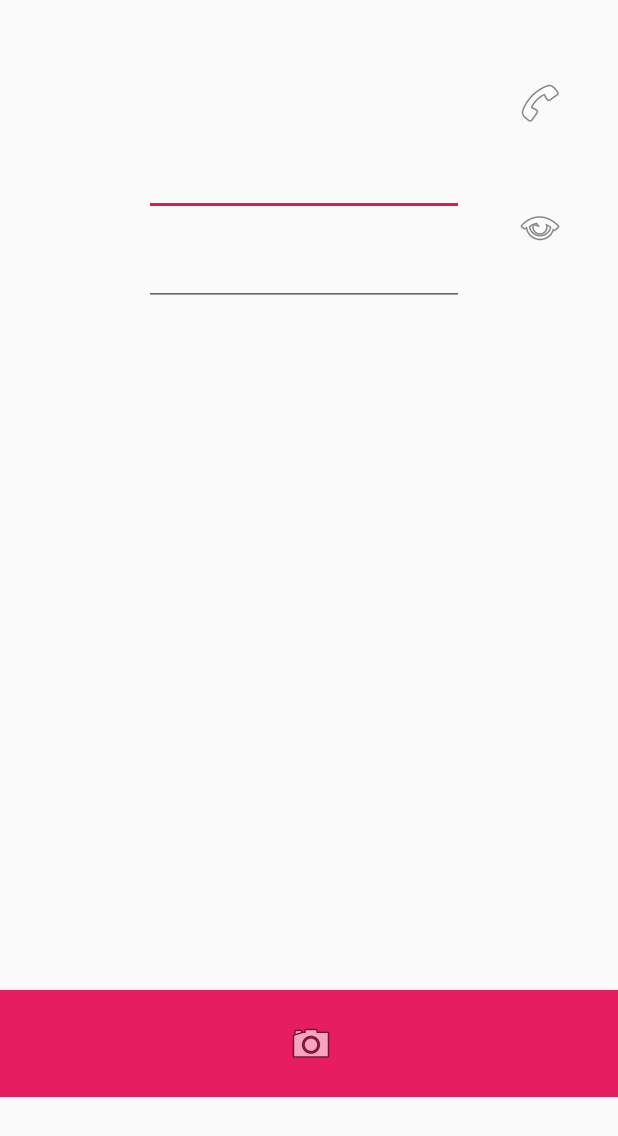
After one commit to asbentos/AndroidCourse, an Android app: the ThirdActivity screen opened directly, with no data from a screen before it, on a phone screen of 412 x 824 dp. The commit adds this screen. Shown: the top 1136 px of the screen. Run offline under Robolectric (Android 15) with nearby library versions, the phone set to English and light mode, and no system bars.

Commit message:
Fin video 29 del curso

```diff
--- a/MyApplication/app/src/main/AndroidManifest.xml
+++ b/MyApplication/app/src/main/AndroidManifest.xml
@@ -1,6 +1,7 @@
 <?xml version="1.0" encoding="utf-8"?>
 <manifest xmlns:android="http://schemas.android.com/apk/res/android"
     package="com.example.myapplication">
+    <uses-permission android:name="android.permission.CALL_PHONE" />
 
     <application
         android:allowBackup="true"
@@ -9,7 +10,10 @@
         android:roundIcon="@mipmap/ic_launcher_round"
         android:supportsRtl="true"
         android:theme="@style/AppTheme">
-        <activity android:name=".SecondActivity"></activity>
+        <activity
+            android:name=".ThirdActivity"
+            android:label="@string/title_activity_main2"></activity>
+        <activity android:name=".SecondActivity" />
         <activity android:name=".MainActivity">
             <intent-filter>
                 <action android:name="android.intent.action.MAIN" />
--- /dev/null
+++ b/MyApplication/app/src/main/java/com/example/myapplication/ThirdActivity.java
@@ -0,0 +1,131 @@
+package com.example.myapplication;
+
+import android.Manifest;
+import android.content.Intent;
+import android.content.pm.PackageManager;
+import android.net.Uri;
+import android.os.Build;
+import android.os.Bundle;
+import android.app.Activity;
+import android.support.v4.app.ActivityCompat;
+import android.view.View;
+import android.widget.EditText;
+import android.widget.ImageButton;
+import android.widget.Toast;
+
+import java.util.Locale;
+
+public class ThirdActivity extends Activity {
+    private final int PHONE_CALL_CODE = 100;
+    //declaro
+    private EditText editTextPhone;
+    private EditText editTextWeb;
+    private ImageButton imgBtnWeb;
+    private ImageButton imgBtnCamera;
+    private ImageButton imgBtnPhone;
+
+    @Override
+    protected void onCreate(Bundle savedInstanceState) {
+        super.onCreate(savedInstanceState);
+        setContentView(R.layout.activity_third);
+        //las obtengo desde el view
+        editTextPhone = (EditText) findViewById(R.id.editTextPhone);
+        editTextWeb = (EditText) findViewById(R.id.editTextWeb);
+        imgBtnWeb = (ImageButton) findViewById(R.id.imgBtnWeb);
+        imgBtnCamera = (ImageButton) findViewById(R.id.imgBtnCamera);
+        imgBtnPhone = (ImageButton) findViewById(R.id.imgBtnPhone);
+        //Que quiero hacer!
+
+        /*
+         *  quermos acción sobre ese botón
+         * cuando se haga click en el telefono queremos una accion
+         *
+         */
+        imgBtnPhone.setOnClickListener(new View.OnClickListener() {
+            /*
+            cuando se sobre escribe el onClick, el view que le llega se corresponde
+            con el método que se hace clic, el de boton en este caso
+            viene comoun view y se castea al botón en caso de ser necesario.
+             */
+            @Override
+            public void onClick(View v) {
+                String phoneNumber = editTextPhone.getText().toString();
+                if (phoneNumber != null) {
+
+                    //comprobar versión actual de Android que ejecutamos en este momento.
+                    int actualVersion = Build.VERSION.SDK_INT;
+                    int minimalVersionSupported = Build.VERSION_CODES.M;
+                    // verifica que estemos en una versión igual o mayor que la más baja
+                    // de las que piden permisos al momento de ejecutar.
+                    if (actualVersion >= minimalVersionSupported) {
+                        //chequea los permisos mas bajos
+                        requestPermissions(new String[]{Manifest.permission.CALL_PHONE}, PHONE_CALL_CODE);
+                        String algo = "Hola";
+                    } else {
+                        OlderVersions(phoneNumber);
+                    }
+                }
+
+            }
+            private void OlderVersions(String phoneNumber) {
+                //Versiones de telefono inferior a V6
+                Intent intentCall = new Intent(Intent.ACTION_CALL, Uri.parse("Tel.:" + phoneNumber));
+                //COMNSULTAMOS POR EL PERMISO, definido en el manifest
+                if (CheckPermission(Manifest.permission.CALL_PHONE)) {
+                    startActivity(intentCall);
+                } else {
+                    Toast.makeText(ThirdActivity.this, "You declined the access", Toast.LENGTH_SHORT).show();
+                }
+
+            }
+        });
+    }
+    @Override
+    public void onRequestPermissionsResult(int requestCode, String[] permissions, int[] grantResults) {
+        //int requestCode es el código enviado arriba PHONE_CALL_CODE
+        //Estamos en el caso del teléfono
+        if (requestCode == PHONE_CALL_CODE) {
+
+        }
+        try {
+            switch (requestCode) {
+                case PHONE_CALL_CODE:
+                    //mandamos solo uno
+                    String permission = permissions[0];
+                    int result = grantResults[0];
+                    if (permission.equals(Manifest.permission.CALL_PHONE)) {
+                        //comprobar si ha sido aceptado o denegada la petición de permiso.
+                        if (result == getPackageManager().PERMISSION_GRANTED) {
+                            //Permiso concedido.
+                            String phoneNumber = editTextPhone.getText().toString();
+                            Intent intentCall = new Intent(Intent.ACTION_CALL, Uri.parse("tel:" + phoneNumber));
+                            if (ActivityCompat.checkSelfPermission(this, Manifest.permission.CALL_PHONE) != PackageManager.PERMISSION_GRANTED) {
+                                return;
+                            }
+                            startActivity(intentCall);
+
+                        } else {
+                            //no concedido permiso.
+                            Toast.makeText(ThirdActivity.this, "You declined the acces to the call", Toast.LENGTH_SHORT).show();
+                        }
+                    }
+                    break;
+                default:
+                    super.onRequestPermissionsResult(requestCode, permissions, grantResults);
+            }
+            super.onRequestPermissionsResult(requestCode, permissions, grantResults);
+        }
+        catch (Exception exp){
+            Toast.makeText(this,exp.getMessage(),Toast.LENGTH_LONG).show();
+        }
+
+    }
+    //para compprobar si ha permisos
+    //hahy que agregarlo en el manifest. uses-permission como etiqueta
+
+    private boolean CheckPermission(String permission) {
+        int result = this.checkCallingOrSelfPermission(permission);
+        return result == PackageManager.PERMISSION_GRANTED;
+    }
+
+}
--- /dev/null
+++ b/MyApplication/app/src/main/res/layout/activity_third.xml
@@ -0,0 +1,82 @@
+<?xml version="1.0" encoding="utf-8"?>
+<android.support.constraint.ConstraintLayout xmlns:android="http://schemas.android.com/apk/res/android"
+    xmlns:app="http://schemas.android.com/apk/res-auto"
+    xmlns:tools="http://schemas.android.com/tools"
+    android:id="@+id/relativeLayout"
+    android:layout_width="match_parent"
+    android:layout_height="match_parent"
+    tools:context=".ThirdActivity">
+
+    <ImageButton
+        android:id="@+id/imgBtnPhone"
+        android:layout_width="wrap_content"
+        android:layout_height="wrap_content"
+        android:layout_marginStart="344dp"
+        android:layout_marginTop="52dp"
+        android:layout_marginEnd="8dp"
+        android:layout_marginBottom="8dp"
+        android:background="@android:color/transparent"
+        android:src="@android:drawable/ic_menu_call"
+        app:layout_constraintBottom_toBottomOf="parent"
+        app:layout_constraintEnd_toEndOf="parent"
+        app:layout_constraintHorizontal_bias="0.0"
+        app:layout_constraintStart_toStartOf="parent"
+        app:layout_constraintTop_toTopOf="parent"
+        app:layout_constraintVertical_bias="0.001" />
+
+    <EditText
+        android:id="@+id/editTextPhone"
+        android:layout_width="wrap_content"
+        android:layout_height="wrap_content"
+        android:layout_marginStart="96dp"
+        android:layout_marginTop="52dp"
+        android:layout_marginBottom="633dp"
+        android:ems="10"
+        android:inputType="phone"
+        app:layout_constraintBottom_toBottomOf="parent"
+        app:layout_constraintStart_toStartOf="parent"
+        app:layout_constraintTop_toTopOf="parent" />
+
+    <ImageButton
+        android:id="@+id/imgBtnWeb"
+        android:layout_width="wrap_content"
+        android:layout_height="wrap_content"
+        android:layout_marginStart="344dp"
+        android:layout_marginTop="52dp"
+        android:layout_marginEnd="8dp"
+        android:layout_marginBottom="8dp"
+        android:background="@android:color/transparent"
+        android:src="@android:drawable/ic_menu_view"
+        app:layout_constraintBottom_toBottomOf="parent"
+        app:layout_constraintEnd_toEndOf="parent"
+        app:layout_constraintHorizontal_bias="0.0"
+        app:layout_constraintStart_toStartOf="parent"
+        app:layout_constraintTop_toTopOf="parent"
+        app:layout_constraintVertical_bias="0.114" />
+
+    <ImageButton
+        android:id="@+id/imgBtnCamera"
+        android:layout_width="419dp"
+        android:layout_height="71dp"
+        android:layout_marginTop="660dp"
+        android:background="#E61E61"
+        android:src="@android:drawable/ic_menu_camera"
+        app:layout_constraintEnd_toEndOf="parent"
+        app:layout_constraintStart_toStartOf="parent"
+        app:layout_constraintTop_toTopOf="parent" />
+
+    <EditText
+        android:id="@+id/editTextWeb"
+        android:layout_width="wrap_content"
+        android:layout_height="wrap_content"
+        android:layout_marginStart="96dp"
+        android:layout_marginTop="112dp"
+        android:layout_marginBottom="574dp"
+        android:ems="10"
+        android:inputType="textPersonName"
+        app:layout_constraintBottom_toBottomOf="parent"
+        app:layout_constraintStart_toStartOf="parent"
+        app:layout_constraintTop_toTopOf="parent" />
+
+
+</android.support.constraint.ConstraintLayout>
--- a/MyApplication/app/src/main/res/values/strings.xml
+++ b/MyApplication/app/src/main/res/values/strings.xml
@@ -1,4 +1,5 @@
 <resources>
     <string name="app_name">My Application</string>
     <string name="sayHi">Ahora digo hola desde la otra tostada</string>
+    <string name="title_activity_main2">Main2Activity</string>
 </resources>
```
Also changed, not shown: MyApplication/app/src/main/java/com/example/myapplication/SecondActivity.java (+14 -0 lines), MyApplication/app/src/main/res/layout/activity_second.xml (+17 -0 lines).
